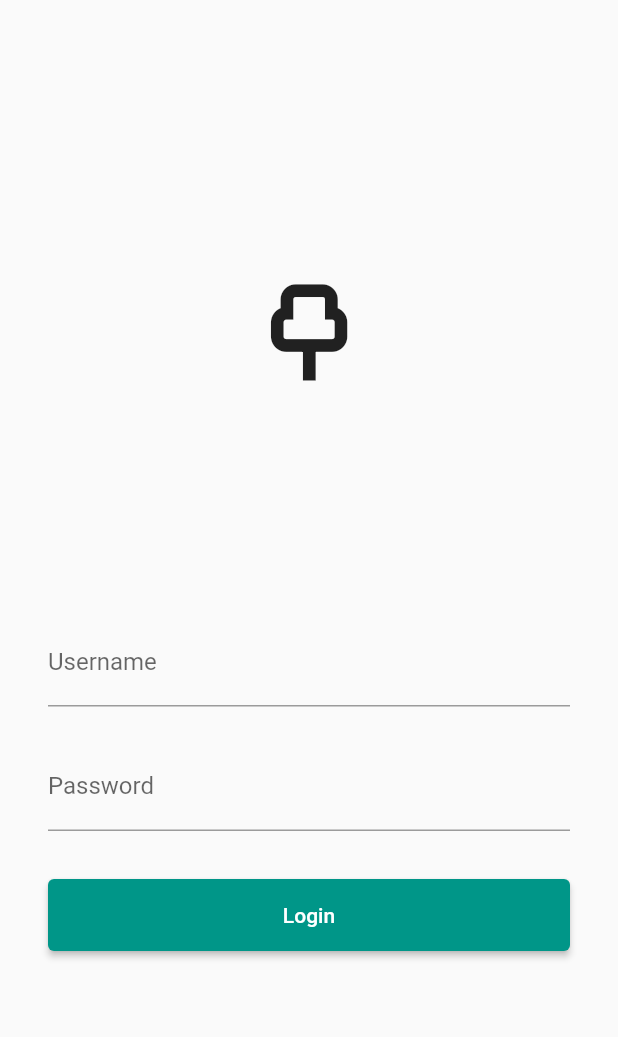
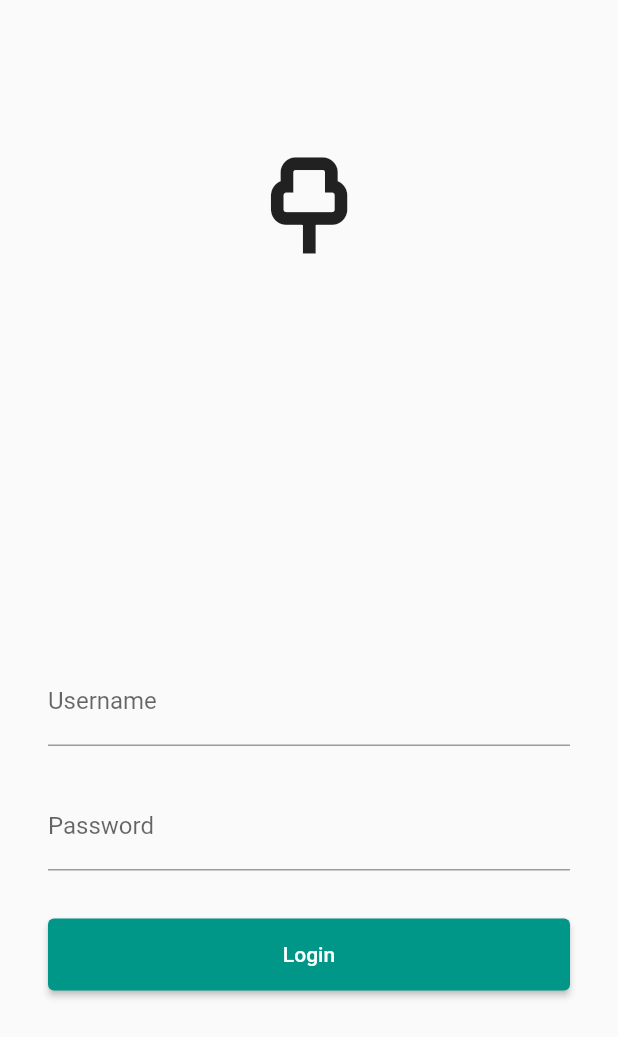
Before and after one commit to fdl-mc/fdl-mobile, a Flutter app: the screen it shows after launch, on a phone screen of 412 x 824 dp. Shown: the top 1037 px of the screen. Run offline on Flutter 3.47's test engine with Material 2 defaults, Android fonts, the phone set to English and light mode, and no system bars; our stand-ins replace adaptive_theme, firebase_auth, firebase_core, flutter_riverpod, routemaster; missing offline and left inert: fdl_api; accounts and stored records are empty.

Commit message:
<:utroll:809426375215808593> <:utroll:809426375215808593> <:utroll:809426375215808593>

```diff
--- a/lib/features/auth/pages/login_page.dart
+++ b/lib/features/auth/pages/login_page.dart
@@ -14,7 +14,7 @@ class LoginPage extends StatelessWidget {
   Widget build(BuildContext context) {
     return Scaffold(
       body: SafeArea(
-        minimum: const EdgeInsets.all(32),
+        minimum: const EdgeInsets.symmetric(horizontal: 32),
         child: Column(
           mainAxisAlignment: MainAxisAlignment.center,
           crossAxisAlignment: CrossAxisAlignment.center,
@@ -28,8 +28,10 @@ class LoginPage extends StatelessWidget {
               ),
             ),
             Expanded(
-              child: Center(
+              flex: 2,
               child: Column(
+                crossAxisAlignment: CrossAxisAlignment.center,
+                mainAxisAlignment: MainAxisAlignment.center,
                 children: [
                   TextField(
                     decoration: const InputDecoration(labelText: 'Username'),
@@ -38,7 +40,9 @@ class LoginPage extends StatelessWidget {
                   const Space(24),
                   TextField(
                     decoration: const InputDecoration(labelText: 'Password'),
+                    keyboardType: TextInputType.visiblePassword,
                     controller: _passwordController,
+                    obscureText: true,
                   ),
                   const Space(32),
                   SizedBox(
@@ -61,7 +65,6 @@ class LoginPage extends StatelessWidget {
                 ],
               ),
             ),
-            ),
           ],
         ),
       ),
--- a/lib/features/auth/services/auth_service.dart
+++ b/lib/features/auth/services/auth_service.dart
@@ -7,8 +7,7 @@ class AuthService {
 
   Future<void> signInWithEmailAndPassword(String email, String password) => _ref
       .read(firebaseAuthProvider)
-      .signInWithEmailAndPassword(email: email, password: password)
-      .then((value) => print('bruh'));
+      .signInWithEmailAndPassword(email: email, password: password);
 
   Future<void> signOut() => _ref.read(firebaseAuthProvider).signOut();
 }
--- /dev/null
+++ b/lib/features/home/misc/providers.dart
@@ -0,0 +1,6 @@
+import 'package:fdl_app/features/home/controllers/home_controller.dart';
+import 'package:flutter_riverpod/flutter_riverpod.dart';
+
+final homeServiceProvider = Provider.autoDispose<HomeController>((ref) {
+  return HomeController(ref);
+});
--- a/lib/features/routing/misc/route_maps.dart
+++ b/lib/features/routing/misc/route_maps.dart
@@ -1,5 +1,6 @@
 import 'package:fdl_app/features/auth/pages/login_page.dart';
 import 'package:fdl_app/features/home/pages/home_page.dart';
+import 'package:fdl_app/shared/custom_icons.dart';
 import 'package:flutter/material.dart';
 import 'package:routemaster/routemaster.dart';
 
@@ -22,7 +23,7 @@ final loadingMap = RouteMap(
   onUnknownRoute: (route) => const MaterialPage(
     child: Scaffold(
       body: Center(
-        child: CircularProgressIndicator(),
+        child: Icon(CustomIcons.fdl_icon, size: 64),
         key: ValueKey('loading'),
       ),
     ),
--- a/lib/main.dart
+++ b/lib/main.dart
@@ -1,11 +1,14 @@
 import 'package:adaptive_theme/adaptive_theme.dart';
 import 'package:fdl_app/features/routing/misc/providers.dart';
+import 'package:firebase_core/firebase_core.dart';
 import 'package:flutter/material.dart';
 import 'package:flutter_riverpod/flutter_riverpod.dart';
 import 'package:routemaster/routemaster.dart';
 
-void main() {
+Future<void> main() async {
+  WidgetsFlutterBinding.ensureInitialized();
   Routemaster.setPathUrlStrategy();
+  await Firebase.initializeApp();
   runApp(const ProviderScope(child: App()));
 }
 
@@ -21,7 +24,7 @@ class App extends ConsumerWidget {
       ),
       dark: ThemeData(
         brightness: Brightness.dark,
-        primarySwatch: Colors.teal,
+        primarySwatch: Colors.grey,
       ),
       initial: AdaptiveThemeMode.system,
       builder: (theme, darkTheme) {
--- /dev/null
+++ b/lib/shared/state.dart
@@ -0,0 +1 @@
+enum DataState { loading, data, error, none }
--- a/pubspec.yaml
+++ b/pubspec.yaml
@@ -18,6 +18,9 @@ dependencies:
     routemaster: ^0.9.5
     firebase_core: ^1.8.0
     firebase_auth: ^3.1.4
+    fdl_api:
+        git:
+            url: git://github.com/fdl-mc/fdl-api-dart.git
 
 dev_dependencies:
     flutter_test:
```
Also changed, not shown: lib/features/fdl_api/providers.dart (added, +13 -0 lines), lib/features/home/controllers/home_controller.dart (added, +34 -0 lines), lib/features/home/pages/home_page.dart (+31 -5 lines), pubspec.lock, 2 other files. Lines whose indentation alone changed are shown as unchanged.
